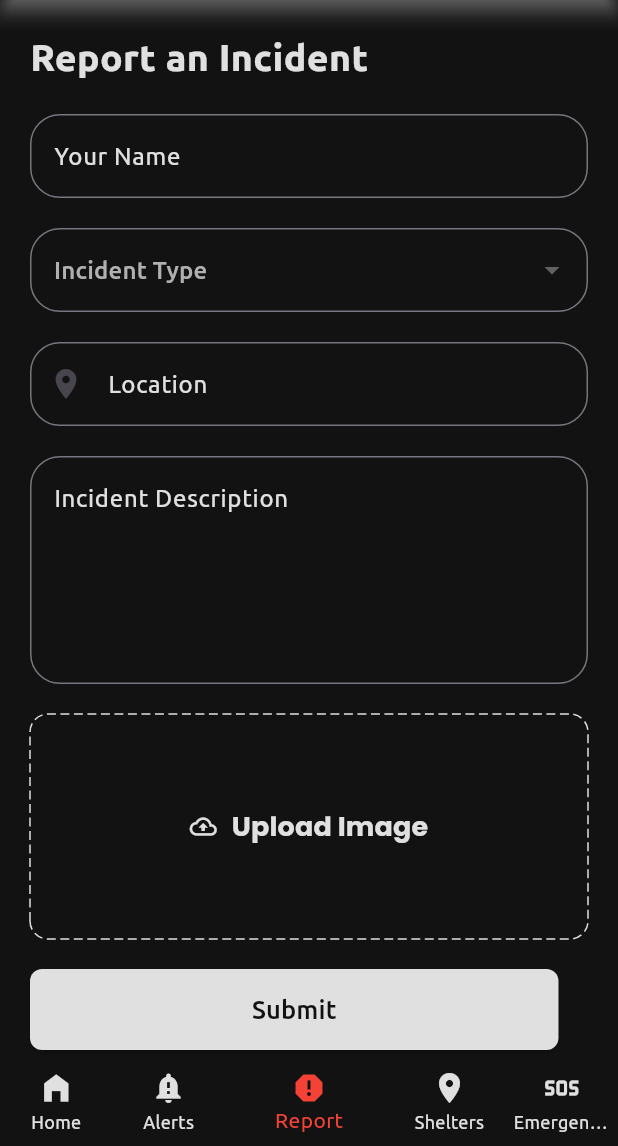
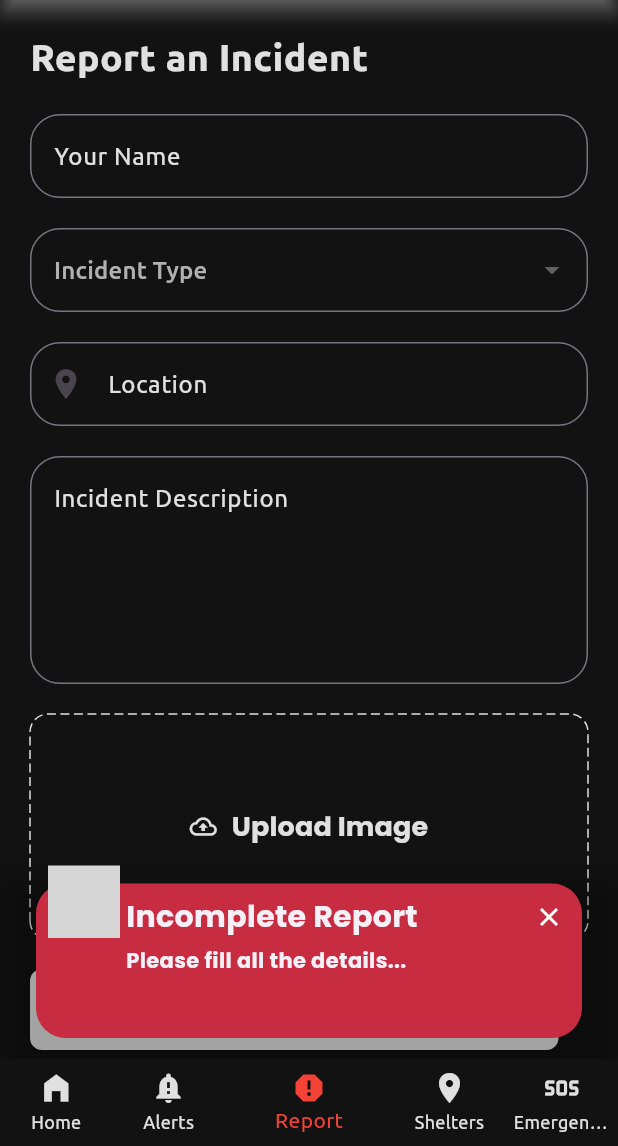
Before and after one commit to hrpofficial736/resq, a Flutter app: the screen it shows after launch, item 3 of the bottom bar chosen, after a tap on "Submit", on a phone screen of 412 x 824 dp, the part 90-1236 px from its top. Run offline on Flutter 3.47's test engine with Material 3 defaults, Android fonts, the phone set to English and light mode, and no system bars; drawn by our look-alikes of awesome_snackbar_content, dotted_border; our stand-ins replace dio, file_picker, flutter_map, flutter_riverpod, flutter_svg, geocoding and 3 more; grey boxes are pictures that could not be loaded.

Commit message:
built report screen functional

```diff
--- a/lib/core/widgets/media_uploader.dart
+++ b/lib/core/widgets/media_uploader.dart
@@ -6,7 +6,8 @@ import 'dart:io';
 import 'package:resq/core/constants/color_scheme.dart';
 
 class MediaUploader extends StatefulWidget {
-  const MediaUploader({super.key});
+  final Function getImage;
+  const MediaUploader({super.key, required this.getImage});
 
   @override
   State<MediaUploader> createState() => _MediaUploaderState();
@@ -23,9 +24,9 @@ class _MediaUploaderState extends State<MediaUploader> {
       setState(() {
         _file = File(result.files.single.path!);
       });
-      print(_file);
+      widget.getImage(_file);    }
   }
-  }
+
   @override
   Widget build(BuildContext context) {
     return SizedBox(
@@ -41,7 +42,8 @@ class _MediaUploaderState extends State<MediaUploader> {
                         style: ElevatedButton.styleFrom(
                           fixedSize: Size.fromHeight(150),
                           elevation: 0,
-                                backgroundColor: AppColorScheme().primaryBackgroundColor,
+                          backgroundColor:
+                              AppColorScheme().primaryBackgroundColor,
                           shape: RoundedRectangleBorder(
                             borderRadius: BorderRadius.circular(12),
                           ),
@@ -55,17 +57,19 @@ class _MediaUploaderState extends State<MediaUploader> {
                                 fit: BoxFit.cover,
                               )
                             : Row(
-                                      mainAxisAlignment:
-                                          MainAxisAlignment.center,
+                                mainAxisAlignment: MainAxisAlignment.center,
                                 children: [
-                                          Icon(Icons.cloud_upload_outlined, color: AppColorScheme().primaryTextColor),
+                                    Icon(Icons.cloud_upload_outlined,
+                                        color:
+                                            AppColorScheme().primaryTextColor),
                                     SizedBox(width: 10),
                                     Text('Upload Image',
                                         style: TextStyle(
                                             fontSize: 18,
                                             fontWeight: FontWeight.w700,
                                             fontFamily: 'Poppins',
-                                                  color: AppColorScheme().primaryTextColor))
+                                            color: AppColorScheme()
+                                                .primaryTextColor))
                                   ]))))));
   }
 }
--- a/lib/core/widgets/resq_elevated_button.dart
+++ b/lib/core/widgets/resq_elevated_button.dart
@@ -4,12 +4,14 @@ import 'package:resq/core/constants/color_scheme.dart';
 class ResqElevatedButton extends StatelessWidget {
   Icon? icon;
   String? text;
-  ResqElevatedButton({super.key, this.icon, required this.text});
+  Function onPressed;
+  ResqElevatedButton({super.key, this.icon, required this.text, required this.onPressed});
   @override
   Widget build(BuildContext context) {
     return ElevatedButton(
-
-        onPressed: () {},
+        onPressed: () {
+          onPressed();
+        },
         style: ElevatedButton.styleFrom(
           fixedSize: Size.infinite,
           backgroundColor: AppColorScheme().primaryTextColor,
--- a/lib/core/widgets/text_field.dart
+++ b/lib/core/widgets/text_field.dart
@@ -6,15 +6,21 @@ class ResqTextField extends StatelessWidget {
   String? hintText;
   String? labelText;
   int? maxLines;
+  Function getValue;
   Icon? icon;
-  ResqTextField({super.key, required this.hintText, required this.labelText, required this.maxLines, this.icon});
+  ResqTextField({super.key, required this.hintText, required this.labelText, required this.maxLines, this.icon, required this.getValue});
   @override
   Widget build(BuildContext context) {
     return TextFormField(
+      onChanged: (String newText) {
+        getValue(newText);
+      },
+      style: TextStyle(color: AppColorScheme().primaryTextColor, fontFamily: "Poppins"),
       maxLines: maxLines,
         cursorColor: AppColorScheme().primaryTextColor,
         controller: _controller,
         decoration: InputDecoration(
+
           prefixIcon: icon,
           alignLabelWithHint: true,
             hintText: hintText,
--- /dev/null
+++ b/lib/features/report/data/report_model.dart
@@ -0,0 +1,16 @@
+import 'dart:io';
+
+class ReportModel {
+  String reporterName;
+  String incidentType;
+  String location;
+  String description;
+  File? image;
+
+  ReportModel(
+      {required this.reporterName,
+      required this.description,
+      required this.image,
+      required this.incidentType,
+      required this.location});
+}
--- a/lib/features/report/presentation/screens/report_screen.dart
+++ b/lib/features/report/presentation/screens/report_screen.dart
@@ -1,9 +1,13 @@
+import 'dart:io';
+
+import 'package:awesome_snackbar_content/awesome_snackbar_content.dart';
 import 'package:flutter/material.dart';
 import 'package:resq/core/constants/color_scheme.dart';
 import 'package:resq/core/widgets/drop_down.dart';
 import 'package:resq/core/widgets/media_uploader.dart';
 import 'package:resq/core/widgets/resq_elevated_button.dart';
 import 'package:resq/core/widgets/text_field.dart';
+import 'package:resq/features/report/data/report_model.dart';
 
 class ReportScreen extends StatefulWidget {
   const ReportScreen({super.key});
@@ -14,11 +18,16 @@ class ReportScreen extends StatefulWidget {
 
 class _ReportScreenState extends State<ReportScreen> {
   String? dropDownCurrentValue;
+  ReportModel report = ReportModel(
+      reporterName: "",
+      description: "",
+      image: null,
+      incidentType: "",
+      location: "");
   @override
   Widget build(BuildContext context) {
     return Scaffold(
         backgroundColor: AppColorScheme().primaryBackgroundColor,
-
         body: Padding(
             padding: EdgeInsets.only(left: 20, right: 20, top: 20, bottom: 5),
             child: Form(
@@ -37,23 +46,91 @@ class _ReportScreenState extends State<ReportScreen> {
                     hintText: "Name",
                     labelText: "Your Name",
                     maxLines: 1,
+                    getValue: (String text) {
+                      report.reporterName = text;
+                    },
                   ),
                   ResqDropDown(
                       selectedValue: dropDownCurrentValue,
                       onChanged: (value) {
-                        setState(() {
+
                           dropDownCurrentValue = value;
-                        });
+                          report.incidentType = value;
+
                       }),
-                  ResqTextField(icon: Icon(Icons.location_on),
-                      hintText: "Location", labelText: "Location", maxLines: 1),
+                  ResqTextField(
+                      icon: Icon(Icons.location_on),
+                      hintText: "Location",
+                      labelText: "Location",
+                      getValue: (String text) {
+                        report.location = text;
+                      },
+                      maxLines: 1),
                   ResqTextField(
                     hintText: "Description",
                     labelText: "Incident Description",
+                    getValue: (String text) {
+                      report.description = text;
+                    },
                     maxLines: 5,
                   ),
-                      MediaUploader(),
-                  ResqElevatedButton(text: "Submit")
+                  MediaUploader(
+                    getImage: (File image) {
+                      report.image = image;
+                    },
+                  ),
+                  ResqElevatedButton(
+                    text: "Submit",
+                    onPressed: () {
+                      final successSnackBar = SnackBar(
+                          backgroundColor: Colors.transparent,
+                          content: AwesomeSnackbarContent(
+                              title: "Incident Reported",
+                              titleTextStyle: TextStyle(
+                                  fontFamily: "Poppins",
+                                  fontWeight: FontWeight.w800,
+                                  fontSize: 20.0),
+                              message: "Our team will soon be in action...",
+                              messageTextStyle: TextStyle(
+                                  fontFamily: "Poppins",
+                                  fontWeight: FontWeight.w400),
+                              contentType: ContentType.success));
+                      final failureSnackBar = SnackBar(
+                          backgroundColor: Colors.transparent,
+                          content: AwesomeSnackbarContent(
+                              title: "Incomplete Report",
+                              titleTextStyle: TextStyle(
+                                  fontFamily: "Poppins",
+                                  fontWeight: FontWeight.w800,
+                                  fontSize: 20.0),
+                              message: "Please fill all the details...",
+                              messageTextStyle: TextStyle(
+                                  fontFamily: "Poppins",
+                                  fontWeight: FontWeight.w400),
+                              contentType: ContentType.failure));
+                      if (report.reporterName.isNotEmpty &&
+                          report.incidentType.isNotEmpty &&
+                          report.location.isNotEmpty &&
+                          report.description.isNotEmpty &&
+                          report.image != null) {
+                        print(report.reporterName);
+                        print(report.incidentType);
+                        print(report.description);
+                        print(report.image);
+                        print(report.location);
+                        ScaffoldMessenger.of(context)
+                            .showSnackBar(successSnackBar);
+                      } else {
+                        print(report.reporterName);
+                        print(report.incidentType);
+                        print(report.description);
+                        print(report.image);
+                        print(report.location);
+                        ScaffoldMessenger.of(context)
+                            .showSnackBar(failureSnackBar);
+                      }
+                    },
+                  )
                 ])))));
   }
 }
--- a/lib/features/shelters/presentation/screens/shelters_screen.dart
+++ b/lib/features/shelters/presentation/screens/shelters_screen.dart
@@ -1,6 +1,7 @@
 import 'package:flutter/material.dart';
 import 'package:resq/core/constants/color_scheme.dart';
 import 'package:resq/features/shelters/presentation/widgets/maps_widget.dart';
+import 'package:resq/features/shelters/presentation/widgets/shelter_signs.dart';
 
 class SheltersScreen extends StatefulWidget {
   const SheltersScreen({super.key});
@@ -19,7 +20,8 @@ class _SheltersScreenState extends State<SheltersScreen> {
                           fontSize: 25,
                           fontWeight: FontWeight.w800,
                           color: AppColorScheme().primaryTextColor)),
-                          MapsWidget()
+                          MapsWidget(),
+                          ShelterSigns()
       ],
     )));
   }
```
Also changed, not shown: pubspec.lock, 5 other files. Lines whose indentation alone changed are shown as unchanged.
